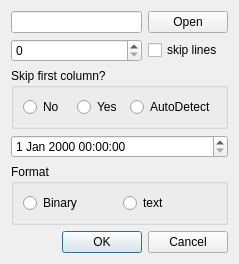
Old version of the form src/customopendialog.ui in the repository vtyulb/BSA-Analytics.
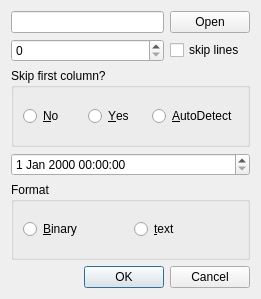
New version of the form.

Commit message: windows titles

Patch:
```diff
--- a/src/customopendialog.ui
+++ b/src/customopendialog.ui
@@ -6,8 +6,8 @@
    <rect>
     <x>0</x>
     <y>0</y>
-    <width>239</width>
-    <height>262</height>
+    <width>261</width>
+    <height>299</height>
    </rect>
   </property>
   <property name="windowTitle">
@@ -51,21 +51,21 @@
       <item>
        <widget class="QRadioButton" name="radioButton_2">
         <property name="text">
-         <string>No</string>
+         <string>&amp;No</string>
         </property>
        </widget>
       </item>
       <item>
        <widget class="QRadioButton" name="radioButton">
         <property name="text">
-         <string>Yes</string>
+         <string>&amp;Yes</string>
         </property>
        </widget>
       </item>
       <item>
        <widget class="QRadioButton" name="radioButton_3">
         <property name="text">
-         <string>AutoDetect</string>
+         <string>&amp;AutoDetect</string>
         </property>
        </widget>
       </item>
@@ -84,14 +84,14 @@
       <item>
        <widget class="QRadioButton" name="binary">
         <property name="text">
-         <string>Binary</string>
+         <string>&amp;Binary</string>
         </property>
        </widget>
       </item>
       <item>
        <widget class="QRadioButton" name="text">
         <property name="text">
-         <string>text</string>
+         <string>&amp;text</string>
         </property>
        </widget>
       </item>
```
Left out of the diff: 2 changed lines with no effect on the pictures. The commit also changes 3 other files.
